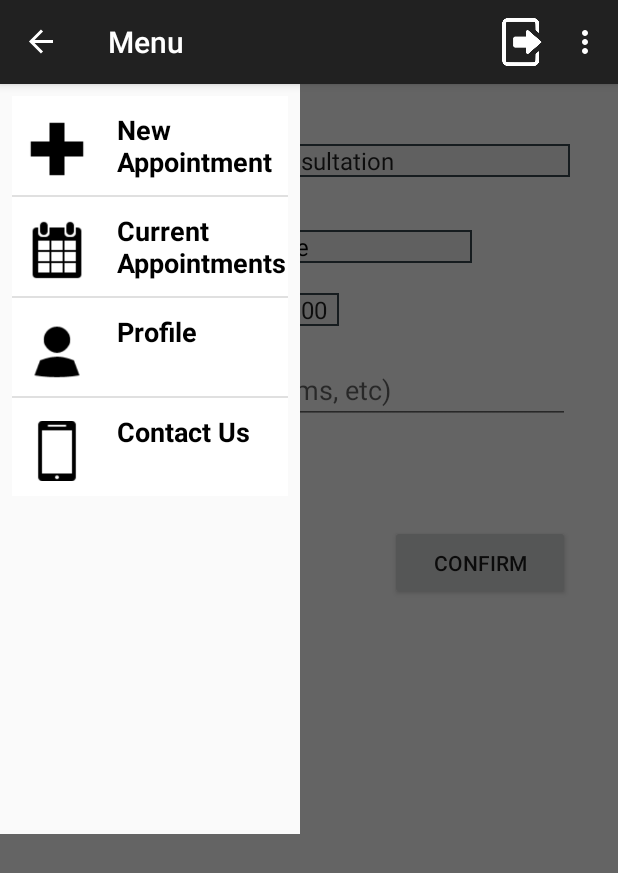
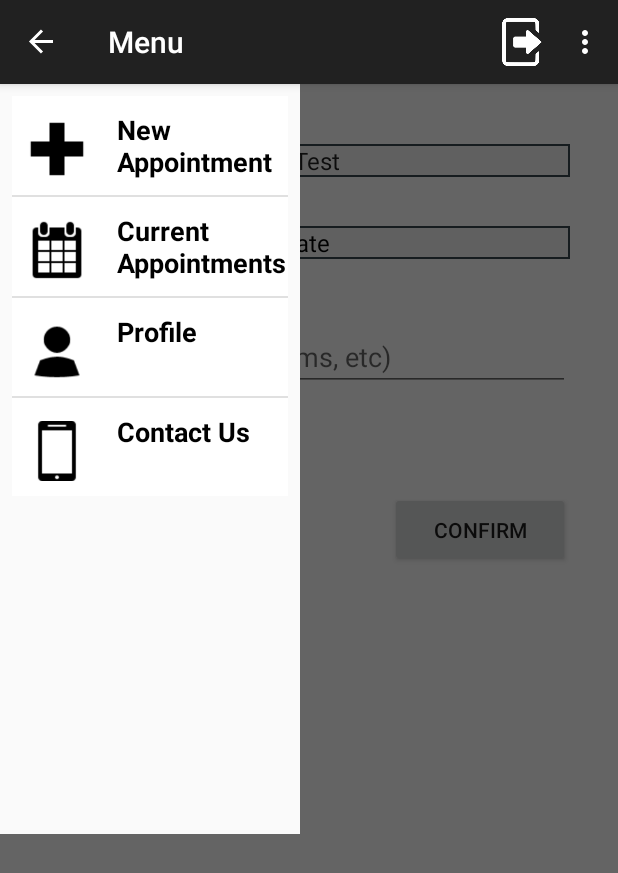
Before and after one commit to jayel92/AceCoders, an Android app: the ChangeAppt screen opened directly, with no data from a screen before it, with the side drawer open, on a phone screen of 412 x 824 dp. Shown: the top 873 px of the screen. Run offline under Robolectric (Android 15) with nearby library versions, the phone set to English and light mode, and no system bars; 5 statements that could not run were skipped.

Commit message:
Improved UI

```diff
--- a/ABS v6/app/src/main/AndroidManifest.xml
+++ b/ABS v6/app/src/main/AndroidManifest.xml
@@ -52,6 +52,10 @@
             android:name=".ChangeAppt"
             android:label="Change Appointment">
         </activity>
+        <activity
+            android:name=".DatePickerTestActivity"
+            android:label="Pick a Date">
+        </activity>
     </application>
 
 </manifest>
--- a/ABS v6/app/src/main/java/com/example/jianlongguo/abs/Activities/ApptInfoActivity.java
+++ b/ABS v6/app/src/main/java/com/example/jianlongguo/abs/Activities/ApptInfoActivity.java
@@ -57,7 +57,7 @@
         //ss = new SpannableString("Date: " + appt.getDate());
         //ss.setSpan(new RelativeSizeSpan(1.2f),0,5,0);
         //ss.setSpan(new ForegroundColorSpan(Color.BLUE),6,ss.length(),0);
-        typeLabel.setText(Html.fromHtml("<h2>"+appt.getType()+"</h2>"));
+        typeLabel.setText(Html.fromHtml("<h3>"+appt.getType()+"</h3>"));
         clinicLabel.setText(Html.fromHtml("<b>"+"Clinic: "+"</b>"+"<i>"+appt.getClinic()+"</i>"));
      //   appt.setLocation("Treatment Room 1, Level 3-1");
       //  locLabel.setText(Html.fromHtml("<b>"+"Location: "+"</b>"+"<i>"+appt.getLocation()+"</i>"));
--- a/ABS v6/app/src/main/java/com/example/jianlongguo/abs/Activities/ChangeAppt.java
+++ b/ABS v6/app/src/main/java/com/example/jianlongguo/abs/Activities/ChangeAppt.java
@@ -2,6 +2,13 @@
 
 import android.content.res.TypedArray;
 import android.os.Bundle;
+import android.view.View;
+import android.widget.ArrayAdapter;
+import android.widget.Button;
+import android.widget.CheckBox;
+import android.widget.EditText;
+import android.widget.Spinner;
+import android.widget.TextView;
 
 import com.example.jianlongguo.abs.Entities.Appointment;
 import com.example.jianlongguo.abs.Entities.Patient;
@@ -11,15 +18,36 @@
 /**
  * Created by jianlongguo on 15/4/15.
  */
-public class ChangeAppt extends NewAppt {
+public class ChangeAppt extends BaseActivity {
 
     private String[] navMenuTitles;
     private TypedArray navMenuIcons;
     Appointment appt;
+    Spinner clinicDD,timeSpinner,dateSpinner,typeSpinner;
+    TextView apptDateTxt, apptTimeTxt, clinicLabel,typeLabel;
+    EditText descTxt;
+    Button apptDateBut, apptTimeBut, confirmBut, exitNewBut;
+    CheckBox referralChk;
+    DatePickerTestActivity datePickerFragment;
+
     @Override
-    protected void onCreate(Bundle savedInstanceState) {
+    public void onCreate(Bundle savedInstanceState) {
         super.onCreate(savedInstanceState);
         setContentView(R.layout.activity_edit_appt);
+
+        timeSpinner = (Spinner)findViewById(R.id.timeSpinner);
+        typeSpinner = (Spinner)findViewById(R.id.typeSpinner);
+        //dateSpinner = (Spinner)findViewById(R.id.dateSpinner);
+        descTxt = (EditText)findViewById(R.id.descTxt);
+        referralChk = (CheckBox)findViewById(R.id.referralChk);
+        typeLabel = (TextView)findViewById(R.id.typeLabel);
+        // apptDateTxt = (TextView)findViewById(R.id.apptDateLabel);
+        apptTimeTxt = (TextView)findViewById(R.id.apptTimeLabel);
+        apptDateTxt = (TextView)findViewById(R.id.apptDateTxt);
+        confirmBut = (Button)findViewById(R.id.confirmBut);
+        exitNewBut = (Button)findViewById(R.id.exitNewBut);
+        confirmBut.setOnClickListener(this);
+        exitNewBut.setOnClickListener(this);
 
         String jsonMyObject = null;
         Bundle extras = getIntent().getExtras();
@@ -30,12 +58,33 @@
         p1 = gson.fromJson(getIntent().getStringExtra("patient"), Patient.class);
         appt = gson.fromJson(getIntent().getStringExtra("myjson"), Appointment.class);
 
+        String myString = appt.getTime(); //the value you want the position for
+        ArrayAdapter myAdap = (ArrayAdapter) timeSpinner.getAdapter(); //cast to an ArrayAdapter
+        int spinnerPosition = myAdap.getPosition(myString);
+
+        String typeString = appt.getType(); //the value you want the position for
+        ArrayAdapter typeAdap = (ArrayAdapter) typeSpinner.getAdapter(); //cast to an ArrayAdapter
+        int typeSpinnerPosition = typeAdap.getPosition(typeString);
+
+//set the default according to value
+        typeSpinner.setSelection(2);
+        apptDateTxt.setText(appt.getDate());
+        timeSpinner.setSelection(spinnerPosition);
+        descTxt.setText(appt.getDesc());
+        if (appt.getReferral().equals("1"))
+            referralChk.toggle();
+
         //set up the drawer
         navMenuTitles = getResources().getStringArray(R.array.nav_drawer_items);
         navMenuIcons = getResources().obtainTypedArray(R.array.nav_drawer_icons);
         set(navMenuTitles, navMenuIcons);
 
-        clinicLabel.setText(appt.getDate());
-        typeLabel.setText(p1.getNric());
+        apptDateTxt.setOnClickListener(new View.OnClickListener() {
+            @Override
+            public void onClick(View v) {
+                //triggers the date picker dialog
+                datePickerFragment.showDatePicker();
+            }
+        });
     }
 }
--- a/ABS v6/app/src/main/java/com/example/jianlongguo/abs/Activities/ResetPasswordDialog.java
+++ b/ABS v6/app/src/main/java/com/example/jianlongguo/abs/Activities/ResetPasswordDialog.java
@@ -8,6 +8,8 @@
 import android.widget.Button;
 import android.widget.EditText;
 import android.widget.TextView;
+
+import com.example.jianlongguo.abs.DB.ForgetPassBackground;
 
 /**
  * Created by jianlongguo on 15/4/15.
@@ -47,7 +49,7 @@
                 dismiss();
                 break;
             case R.id.submitBut:
-                //do something
+                new ForgetPassBackground(this.getContext()).execute(userInput1.getText().toString());
                 break;
             default:
                 break;
--- a/ABS v6/app/src/main/java/com/example/jianlongguo/abs/DB/LoginBackground.java
+++ b/ABS v6/app/src/main/java/com/example/jianlongguo/abs/DB/LoginBackground.java
@@ -7,11 +7,11 @@
 import android.content.Context;
 import android.content.Intent;
 import android.os.AsyncTask;
-import android.os.Bundle;
 import android.widget.Toast;
 
 import com.example.jianlongguo.abs.Activities.DisplayCurrAppt;
 import com.example.jianlongguo.abs.Entities.Patient;
+import com.google.gson.Gson;
 
 import java.io.BufferedReader;
 import java.io.InputStreamReader;
@@ -19,7 +19,6 @@
 import java.net.URL;
 import java.net.URLConnection;
 import java.net.URLEncoder;
-import com.google.gson.Gson;
 
 public class LoginBackground extends AsyncTask<String, Void, String> {
 
@@ -78,5 +77,7 @@
         else
             Toast.makeText(context, "Sorry! Incorrect Username or Password.", Toast.LENGTH_SHORT).show();
 
+
+
     }
 }
--- a/ABS v6/app/src/main/res/layout/activity_edit_appt.xml
+++ b/ABS v6/app/src/main/res/layout/activity_edit_appt.xml
@@ -76,7 +76,7 @@
                     android:layout_marginBottom="20dp" />
 
                 <Spinner
-                    android:layout_width="wrap_content"
+                    android:layout_width="match_parent"
                     android:layout_height="wrap_content"
                     android:id="@+id/timeSpinner"
                     android:entries="@array/timeslots"
@@ -121,11 +121,12 @@
                     android:textColor="#000000"
                     android:gravity="start"
                     android:background="@drawable/text"
-                    android:layout_toRightOf="@+id/apptDateLabel"
-                    android:layout_above="@+id/apptTimeLabel"
-                    android:layout_alignLeft="@+id/clinicDD"
-                    android:layout_alignStart="@+id/clinicDD"
-                    android:paddingLeft="7dp"/>
+                    android:paddingLeft="7dp"
+                    android:layout_toRightOf="@+id/exitNewBut"
+                    android:layout_alignTop="@+id/apptDateLabel"
+                    android:layout_alignParentRight="true"
+                    android:layout_alignParentEnd="true"
+                    android:layout_marginLeft="-10dp" />
 
                 <Spinner
                     android:layout_width="match_parent"
--- a/ABS v6/app/src/main/res/layout/activity_new_appt.xml
+++ b/ABS v6/app/src/main/res/layout/activity_new_appt.xml
@@ -99,7 +99,7 @@
                         android:layout_alignStart="@+id/descTxt" />
 
                     <Spinner
-                        android:layout_width="wrap_content"
+                        android:layout_width="match_parent"
                         android:layout_height="wrap_content"
                         android:id="@+id/timeSpinner"
                         android:entries="@array/timeslots"
```
Also changed, not shown: ABS v6/app/src/main/java/com/example/jianlongguo/abs/Activities/DatePickerFragment.java (+9 -1 lines), ABS v6/app/src/main/java/com/example/jianlongguo/abs/Activities/DatePickerTestActivity.java (added, +158 -0 lines), ABS v6/app/src/main/java/com/example/jianlongguo/abs/Activities/NewAppt.java (+10 -3 lines), ABS v6/app/src/main/java/com/example/jianlongguo/abs/DB/ForgetPassBackground.java (added, +66 -0 lines), ABS v6/app/src/main/java/com/example/jianlongguo/abs/DB/TypeCheck.java (added, +93 -0 lines), ABS v6/app/src/main/res/layout/activity_appt_info.xml (+7 -5 lines), ABS v6/app/src/main/res/layout/activity_datepickertest.xml (added, +19 -0 lines), ABS v6/app/src/main/res/layout/datepicker_layout.xml (added, +23 -0 lines), ABS v6/app/src/main/res/layout/prompts.xml (+1 -10 lines).
